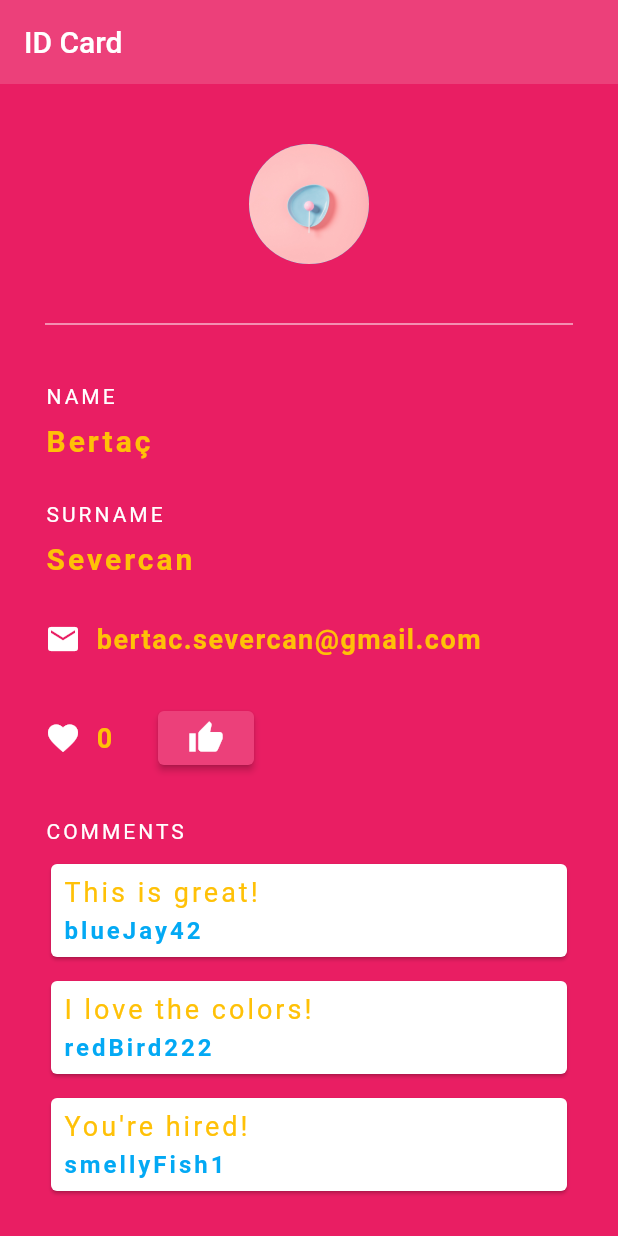
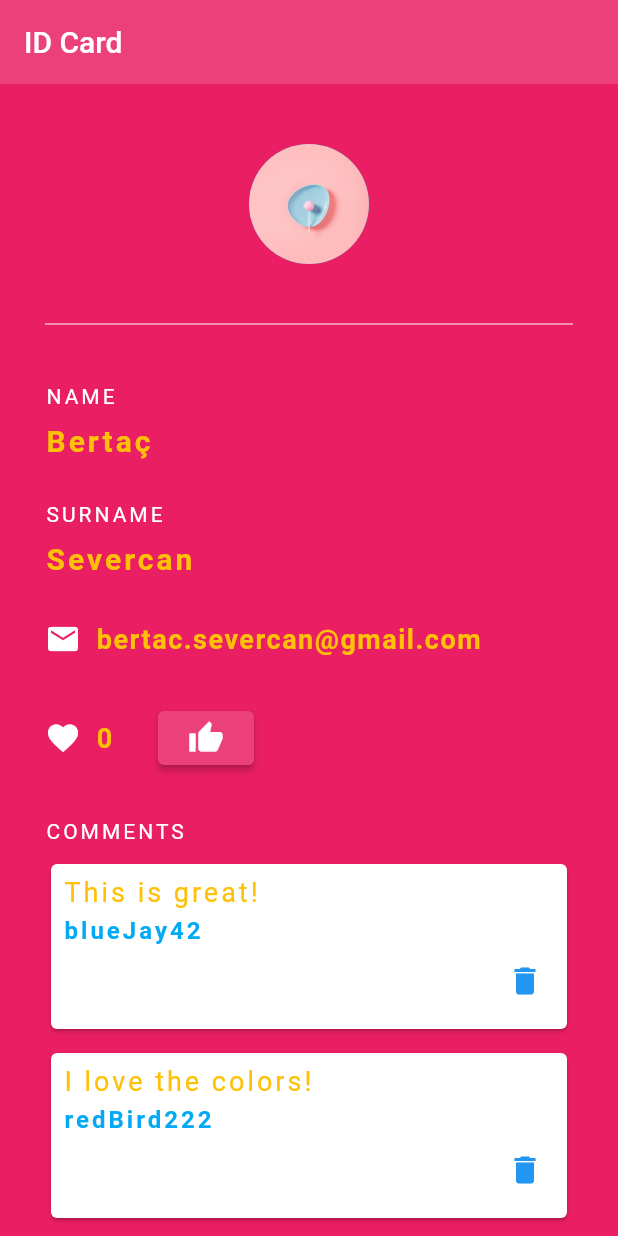
Before and after one commit to bertacsevercan/practice-flutter-app, a Flutter app: the screen it shows after launch, on a phone screen of 412 x 824 dp. Run offline on Flutter 3.47's test engine with Material 2 defaults, Android fonts, the phone set to English and light mode, and no system bars.

Commit message:
add delete comment func

```diff
--- a/app/lib/id_card.dart
+++ b/app/lib/id_card.dart
@@ -218,8 +218,14 @@ class __CommentState extends State<_Comment> {
   List<Comment> comments = [
     Comment("blueJay42", "This is great!"),
     Comment("redBird222", "I love the colors!"),
-    Comment("smellyFish1", "You're hired!")
+    //Comment("smellyFish1", "You're hired!")
   ];
+
+  void deleteComment(value) {
+    return setState(() {
+      comments.remove(value);
+    });
+  }
 
   @override
   Widget build(BuildContext context) {
@@ -228,7 +234,8 @@ class __CommentState extends State<_Comment> {
       children: comments
           .map((comment) => Padding(
               padding: const EdgeInsets.only(bottom: 8.0),
-              child: CommentCard(comment: comment)))
+              child: CommentCard(
+                  comment: comment, delete: () => deleteComment(comment))))
           .toList(),
     );
   }
@@ -238,9 +245,11 @@ class CommentCard extends StatelessWidget {
   const CommentCard({
     Key key,
     @required this.comment,
+    @required this.delete,
   }) : super(key: key);
 
   final Comment comment;
+  final Function delete;
 
   @override
   Widget build(BuildContext context) {
@@ -267,6 +276,10 @@ class CommentCard extends StatelessWidget {
                   fontSize: 16.0,
                   fontWeight: FontWeight.bold),
             ),
+            TextButton(
+                style: ButtonStyle(alignment: Alignment(1.0, 1.0)),
+                child: Icon(Icons.delete),
+                onPressed: () => delete()),
           ],
         ),
       ),
```
